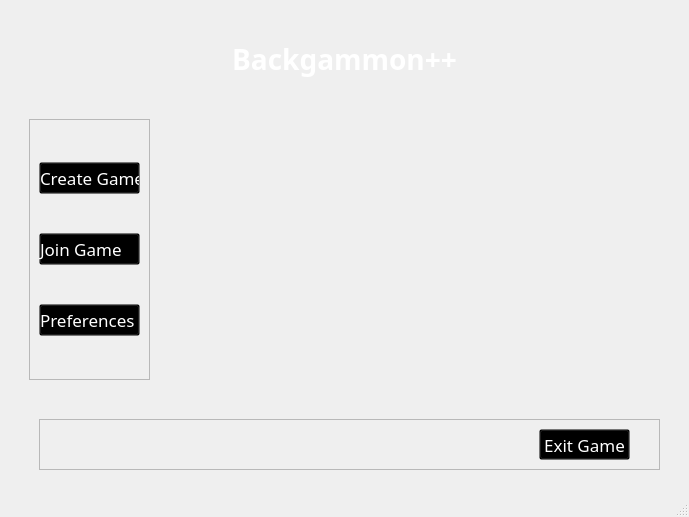
The window that BackgammonPP/mainwindow.ui (daniilgrbic/BackgammonPP) describes before a commit, drawn with Qt 5.
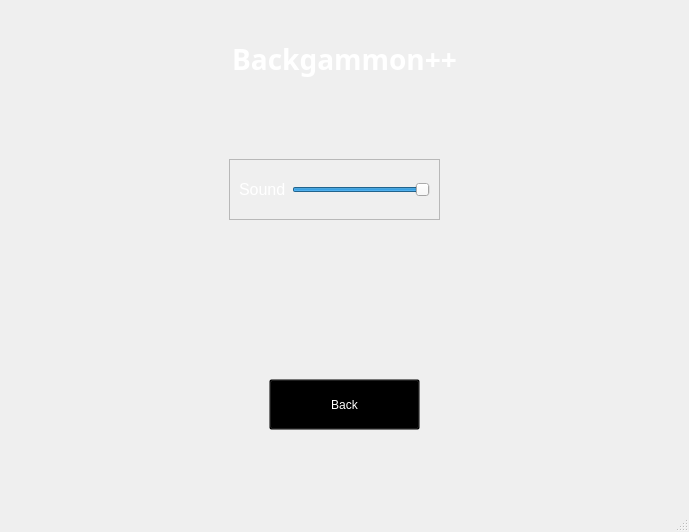
The same window after the commit. The open tabs and pages were chosen to show the change.

Commit message: Add preferences settings

What changed in the file:
```diff
--- a/BackgammonPP/mainwindow.ui
+++ b/BackgammonPP/mainwindow.ui
@@ -7,7 +7,7 @@
     <x>0</x>
     <y>0</y>
     <width>689</width>
-    <height>517</height>
+    <height>532</height>
    </rect>
   </property>
   <property name="minimumSize">
@@ -40,10 +40,23 @@
    </property>
    <layout class="QVBoxLayout" name="verticalLayout_5">
     <item>
+     <widget class="QStackedWidget" name="stackedWidget">
+      <widget class="QWidget" name="mainMenu">
      <widget class="QWidget" name="widget" native="true">
       <property name="enabled">
        <bool>true</bool>
       </property>
+        <property name="geometry">
+         <rect>
+          <x>0</x>
+          <y>0</y>
+          <width>671</width>
+          <height>501</height>
+         </rect>
+        </property>
+        <property name="mouseTracking">
+         <bool>false</bool>
+        </property>
       <property name="autoFillBackground">
        <bool>false</bool>
       </property>
@@ -286,6 +299,115 @@
       <zorder>title_label</zorder>
       <zorder>optionsFrame</zorder>
       <zorder>exitFrame</zorder>
+       </widget>
+      </widget>
+      <widget class="QWidget" name="preferences">
+       <widget class="QLabel" name="title_label_2">
+        <property name="geometry">
+         <rect>
+          <x>-10</x>
+          <y>20</y>
+          <width>691</width>
+          <height>61</height>
+         </rect>
+        </property>
+        <property name="font">
+         <font>
+          <family>Corbel</family>
+          <pointsize>21</pointsize>
+          <italic>false</italic>
+          <bold>true</bold>
+          <underline>false</underline>
+          <strikeout>false</strikeout>
+          <kerning>true</kerning>
+         </font>
+        </property>
+        <property name="styleSheet">
+         <string notr="true">QLabel {
+	color: white;
+}</string>
+        </property>
+        <property name="text">
+         <string>Backgammon++</string>
+        </property>
+        <property name="alignment">
+         <set>Qt::AlignCenter</set>
+        </property>
+       </widget>
+       <widget class="QFrame" name="frame">
+        <property name="geometry">
+         <rect>
+          <x>220</x>
+          <y>150</y>
+          <width>211</width>
+          <height>61</height>
+         </rect>
+        </property>
+        <property name="frameShape">
+         <enum>QFrame::StyledPanel</enum>
+        </property>
+        <property name="frameShadow">
+         <enum>QFrame::Raised</enum>
+        </property>
+        <layout class="QHBoxLayout" name="horizontalLayout_2">
+         <item>
+          <widget class="QLabel" name="soundLabel">
+           <property name="font">
+            <font>
+             <pointsize>12</pointsize>
+            </font>
+           </property>
+           <property name="styleSheet">
+            <string notr="true">QLabel {
+	text-align: center;
+	content-align: center;
+	background: transparent;
+	color: white;
+}</string>
+           </property>
+           <property name="text">
+            <string>Sound</string>
+           </property>
+          </widget>
+         </item>
+         <item>
+          <widget class="QSlider" name="horizontalSlider">
+           <property name="sliderPosition">
+            <number>99</number>
+           </property>
+           <property name="orientation">
+            <enum>Qt::Horizontal</enum>
+           </property>
+          </widget>
+         </item>
+        </layout>
+       </widget>
+       <widget class="QPushButton" name="btReturnToMenu">
+        <property name="geometry">
+         <rect>
+          <x>260</x>
+          <y>370</y>
+          <width>151</width>
+          <height>51</height>
+         </rect>
+        </property>
+        <property name="styleSheet">
+         <string notr="true">QPushButton {
+	background: transparent;
+	color: white;
+	text-align: center;
+}
+
+QPushButton:hover {
+	background: transparent;
+	color: green;
+}</string>
+        </property>
+        <property name="text">
+         <string>Back</string>
+        </property>
+       </widget>
+      </widget>
      </widget>
     </item>
    </layout>
```
Lines whose indentation alone changed are shown as unchanged. The commit also changes 8 other files.
